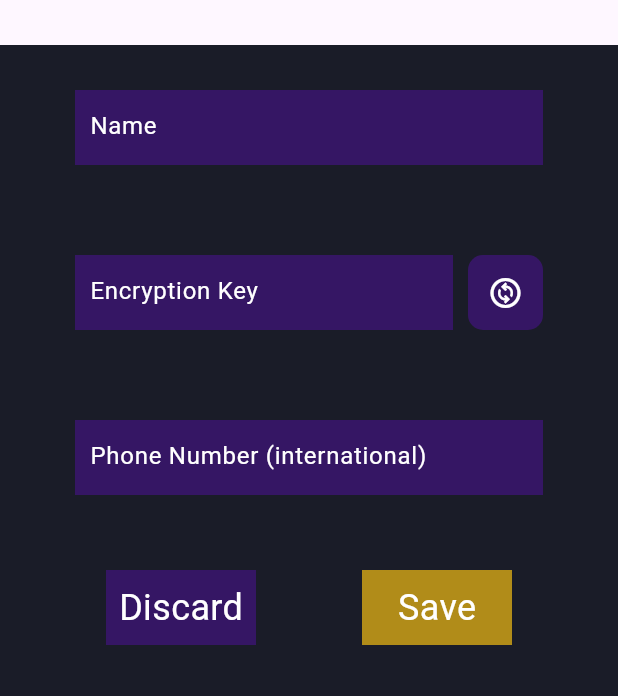
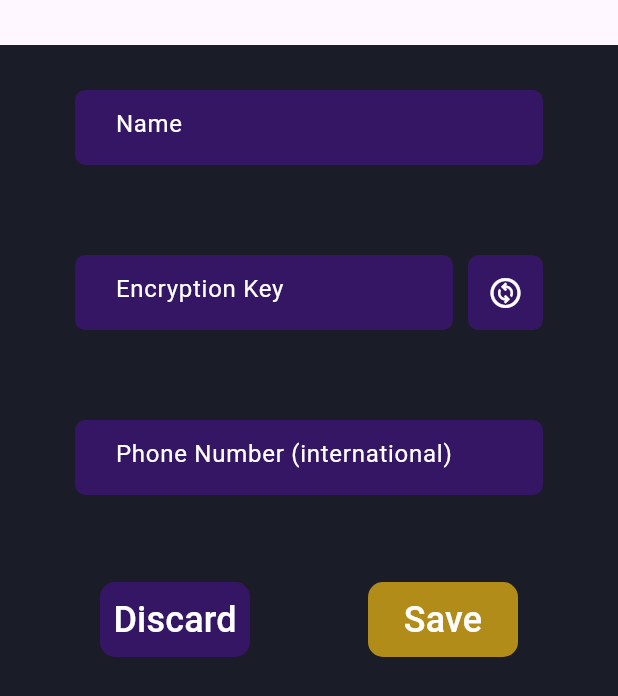
Before and after one commit to DrSolidDevil/Vidar, a Flutter app: the EditContactPage widget shown alone on an empty page, opened directly with empty values, after a tap on "Save", on a phone screen of 412 x 824 dp. Shown: the top 696 px of the screen. Run offline on Flutter 3.47's test engine with Material 3 defaults, Android fonts, the phone set to English and light mode, and no system bars; our stand-ins replace flutter_secure_storage, permission_handler, shared_preferences; missing offline and left inert: cryptography; accounts and stored records are empty; statements that could not run were skipped.

Commit message:
New buttons + rounded textfields for edit contact

```diff
--- a/lib/configuration.dart
+++ b/lib/configuration.dart
@@ -27,6 +27,7 @@ class CryptographicConfiguration {
 class ErrorHandlingConfiguration {
   static const bool reportErrorOnFailedLoad = true;
   static const bool reportErrorOnFailedSave = true;
+  static const bool reportErrorOnFailedSaveSettings = true;
 }
 
 class SizeConfiguration {
--- a/lib/pages/edit_contact.dart
+++ b/lib/pages/edit_contact.dart
@@ -9,6 +9,7 @@ import "package:vidar/utils/random_key.dart";
 import "package:vidar/utils/settings.dart";
 import "package:vidar/utils/storage.dart";
 import "package:vidar/utils/updater.dart";
+import "package:vidar/widgets/buttons.dart";
 
 class EditContactPage extends StatefulWidget {
   const EditContactPage(this.contact, this.caller, {super.key});
@@ -45,6 +46,80 @@ class _EditContactPageState extends State<EditContactPage> {
     super.dispose();
   }
 
+  void discard() {
+    switch (caller.toLowerCase()) {
+      case "chatpage":
+        clearNavigatorAndPush(context, ChatPage(contact));
+      case "contactpage":
+        clearNavigatorAndPush(context, const ContactListPage());
+      case "newcontact":
+        clearNavigatorAndPush(context, const ContactListPage());
+    }
+  }
+
+  void save() {
+    if (newName == "") {
+      newName = null;
+    }
+    if (newKey == "") {
+      newKey = null;
+    }
+    if (newPhoneNumber == "") {
+      newPhoneNumber = null;
+    }
+
+    contact.name = newName ?? contact.name;
+
+    if (Settings.allowUnencryptedMessages && newKey == "0") {
+      contact.encryptionKey = "";
+    } else {
+      contact.encryptionKey = newKey ?? contact.encryptionKey;
+    }
+
+    // Remove all non-numeric characters
+    newPhoneNumber = newPhoneNumber?.replaceAll(RegExp(r"[^\d+]"), "");
+
+    contact.phoneNumber = newPhoneNumber ?? contact.phoneNumber;
+    saveData(CommonObject.contactList, CommonObject.settings);
+
+    switch (caller.toLowerCase()) {
+      case "chatpage":
+        clearNavigatorAndPush(context, ChatPage(contact));
+      case "contactpage":
+        clearNavigatorAndPush(context, const ContactListPage());
+      case "newcontact":
+        if (isInvalidContactByParams(newName, newKey, newPhoneNumber)) {
+          // ignore: inference_failure_on_function_invocation
+          showDialog(
+            context: context,
+            builder: (final BuildContext context) {
+              return AlertDialog(
+                title: const Text("Missing details"),
+                content: const Text(
+                  "Please enter all details to create a new contact",
+                ),
+                actions: <Widget>[
+                  TextButton(
+                    onPressed: () {
+                      clearNavigatorAndPush(context, const ContactListPage());
+                    },
+                    child: const Text("OK"),
+                  ),
+                ],
+              );
+            },
+          );
+        } else {
+          CommonObject.contactList.addContactByParams(
+            newName!,
+            newKey!,
+            newPhoneNumber!,
+          );
+          clearNavigatorAndPush(context, const ContactListPage());
+        }
+    }
+  }
+
   @override
   Widget build(final BuildContext context) {
     return Container(
@@ -62,18 +137,23 @@ class _EditContactPageState extends State<EditContactPage> {
                   bottom: 30,
                 ),
                 child: Material(
-                  color: VidarColors.secondaryMetallicViolet,
+                  color: VidarColors.primaryDarkSpaceCadet,
                   child: Container(
                     height: 50,
-                    decoration: const BoxDecoration(
+                    decoration: BoxDecoration(
                       color: VidarColors.secondaryMetallicViolet,
+                      borderRadius: BorderRadius.circular(7),
+                      border: Border.all(color: Colors.transparent),
                     ),
                     padding: const EdgeInsets.only(left: 10),
                     child: TextField(
-                      decoration: const InputDecoration(
+                      decoration: InputDecoration(
                         hintText: "Name",
-                        hintStyle: TextStyle(color: Colors.white),
-                        border: InputBorder.none,
+                        hintStyle: const TextStyle(color: Colors.white),
+                        border: OutlineInputBorder(
+                          borderRadius: BorderRadius.circular(7),
+                          borderSide: BorderSide.none,
+                        ),
                       ),
                       style: const TextStyle(color: Colors.white),
                       onChanged: (final String value) {
@@ -98,11 +178,13 @@ class _EditContactPageState extends State<EditContactPage> {
                           160, // -100 for margins, -50 for button and -10 for button margin
                       height: 50,
                       child: Material(
-                        color: VidarColors.secondaryMetallicViolet,
+                        color: VidarColors.primaryDarkSpaceCadet,
                         child: Container(
                           height: 50,
-                          decoration: const BoxDecoration(
+                          decoration: BoxDecoration(
                             color: VidarColors.secondaryMetallicViolet,
+                            borderRadius: BorderRadius.circular(7),
+                            border: Border.all(color: Colors.transparent),
                           ),
                           padding: const EdgeInsets.only(left: 10),
                           child: ListenableBuilder(
@@ -120,7 +202,10 @@ class _EditContactPageState extends State<EditContactPage> {
                                       hintStyle: const TextStyle(
                                         color: Colors.white,
                                       ),
-                                      border: InputBorder.none,
+                                      border: OutlineInputBorder(
+                                        borderRadius: BorderRadius.circular(7),
+                                        borderSide: BorderSide.none,
+                                      ),
                                     ),
                                     style: const TextStyle(color: Colors.white),
                                     onChanged: (final String value) {
@@ -146,7 +231,7 @@ class _EditContactPageState extends State<EditContactPage> {
                             backgroundColor:
                                 VidarColors.secondaryMetallicViolet,
                             shape: RoundedRectangleBorder(
-                              borderRadius: BorderRadiusGeometry.circular(10),
+                              borderRadius: BorderRadiusGeometry.circular(7),
                             ),
                           ),
                           icon: const Icon(
@@ -168,18 +253,23 @@ class _EditContactPageState extends State<EditContactPage> {
                   bottom: 30,
                 ),
                 child: Material(
-                  color: VidarColors.secondaryMetallicViolet,
+                  color: VidarColors.primaryDarkSpaceCadet,
                   child: Container(
                     height: 50,
-                    decoration: const BoxDecoration(
+                    decoration: BoxDecoration(
                       color: VidarColors.secondaryMetallicViolet,
+                      borderRadius: BorderRadius.circular(7),
+                      border: Border.all(color: Colors.transparent),
                     ),
                     padding: const EdgeInsets.only(left: 10),
                     child: TextField(
-                      decoration: const InputDecoration(
+                      decoration: InputDecoration(
                         hintText: "Phone Number (international)",
-                        hintStyle: TextStyle(color: Colors.white),
-                        border: InputBorder.none,
+                        hintStyle: const TextStyle(color: Colors.white),
+                        border: OutlineInputBorder(
+                          borderRadius: BorderRadius.circular(7),
+                          borderSide: BorderSide.none,
+                        ),
                       ),
                       style: const TextStyle(color: Colors.white),
                       onChanged: (final String value) {
@@ -196,135 +286,17 @@ class _EditContactPageState extends State<EditContactPage> {
             child: Row(
               mainAxisAlignment: MainAxisAlignment.spaceEvenly,
               children: <Widget>[
-                Material(
-                  color: VidarColors.secondaryMetallicViolet,
-                  child: InkWell(
-                    child: SizedBox(
-                      width: 100,
-                      height: 50,
-                      child: Container(
-                        alignment: Alignment.center,
-                        color: VidarColors.secondaryMetallicViolet,
-                        child: const Text(
-                          "Discard",
-                          style: TextStyle(fontSize: 24, color: Colors.white),
-                        ),
-                      ),
-                    ),
-                    onTap: () {
-                      switch (caller.toLowerCase()) {
-                        case "chatpage":
-                          clearNavigatorAndPush(context, ChatPage(contact));
-                        case "contactpage":
-                          clearNavigatorAndPush(
-                            context,
-                            const ContactListPage(),
-                          );
-                        case "newcontact":
-                          clearNavigatorAndPush(
-                            context,
-                            const ContactListPage(),
-                          );
-                      }
-                    },
-                  ),
+                BasicButton(
+                  buttonText: "Discard",
+                  textColor: Colors.white,
+                  buttonColor: VidarColors.secondaryMetallicViolet,
+                  onPressed: discard,
                 ),
-
-                Material(
-                  color: VidarColors.tertiaryGold,
-                  child: InkWell(
-                    child: SizedBox(
-                      width: 100,
-                      height: 50,
-                      child: Container(
-                        alignment: Alignment.center,
-                        color: VidarColors.tertiaryGold,
-                        child: const Text(
-                          "Save",
-                          style: TextStyle(fontSize: 24, color: Colors.white),
-                        ),
-                      ),
-                    ),
-                    onTap: () {
-                      if (newName == "") {
-                        newName = null;
-                      }
-                      if (newKey == "") {
-                        newKey = null;
-                      }
-                      if (newPhoneNumber == "") {
-                        newPhoneNumber = null;
-                      }
-
-                      contact.name = newName ?? contact.name;
-
-                      if (Settings.allowUnencryptedMessages && newKey == "0") {
-                        contact.encryptionKey = "";
-                      } else {
-                        contact.encryptionKey = newKey ?? contact.encryptionKey;
-                      }
-
-                      // Remove all non-numeric characters
-                      newPhoneNumber = newPhoneNumber?.replaceAll(
-                        RegExp(r"[^\d+]"),
-                        "",
-                      );
-
-                      contact.phoneNumber =
-                          newPhoneNumber ?? contact.phoneNumber;
-                      saveData(CommonObject.contactList, CommonObject.settings);
-
-                      switch (caller.toLowerCase()) {
-                        case "chatpage":
-                          clearNavigatorAndPush(context, ChatPage(contact));
-                        case "contactpage":
-                          clearNavigatorAndPush(
-                            context,
-                            const ContactListPage(),
-                          );
-                        case "newcontact":
-                          if (isInvalidContactByParams(
-                            newName,
-                            newKey,
-                            newPhoneNumber,
-                          )) {
-                            // ignore: inference_failure_on_function_invocation
-                            showDialog(
-                              context: context,
-                              builder: (final BuildContext context) {
-                                return AlertDialog(
-                                  title: const Text("Missing details"),
-                                  content: const Text(
-                                    "Please enter all details to create a new contact",
-                                  ),
-                                  actions: <Widget>[
-                                    TextButton(
-                                      onPressed: () {
-                                        clearNavigatorAndPush(
-                                          context,
-                                          const ContactListPage(),
-                                        );
-                                      },
-                                      child: const Text("OK"),
-                                    ),
-                                  ],
-                                );
-                              },
-                            );
-                          } else {
-                            CommonObject.contactList.addContactByParams(
-                              newName!,
-                              newKey!,
-                              newPhoneNumber!,
-                            );
-                            clearNavigatorAndPush(
-                              context,
-                              const ContactListPage(),
-                            );
-                          }
-                      }
-                    },
-                  ),
+                BasicButton(
+                  buttonText: "Save",
+                  textColor: Colors.white,
+                  buttonColor: VidarColors.tertiaryGold,
+                  onPressed: save,
                 ),
               ],
             ),
--- a/lib/utils/storage.dart
+++ b/lib/utils/storage.dart
@@ -11,7 +11,7 @@ import "package:vidar/widgets/error_popup.dart";
 
 Future<void> saveData(
   final ContactList contactList,
-  final Settings settings
+  final Settings settings,
 ) async {
   try {
     debugPrint("Saving data...");
@@ -25,29 +25,29 @@ Future<void> saveData(
     }
 
     _saveKeys(contactList);
+    saveSettings(settings, sharedPreferences: prefs);
+
     await prefs.setStringList("contacts", jsonContacts);
-    await prefs.setString("settings", jsonEncode(settings.toMap()));
-    debugPrint("settings:${jsonEncode(settings.toMap())}");
 
     debugPrint("Data saved");
   } on Exception catch (error, stackTrace) {
     if (ErrorHandlingConfiguration.reportErrorOnFailedSave) {
       PopupHandler.popup = ErrorPopup(
-        title: "Failed to load data",
+        title: "Failed to save data",
         body: "$error",
         enableReturn: false,
       );
       PopupHandler.showPopup = true;
       PopupHandler.popupUpdater.update();
     }
-    debugPrint("Loading data failed: $error");
+    debugPrint("Saving data failed: $error");
     debugPrint("Stacktrace:\n$stackTrace");
   }
 }
 
 Future<void> loadData(
   final ContactList contactList,
-  final Settings settings
+  final Settings settings,
 ) async {
   try {
     debugPrint("Loading data...");
@@ -92,13 +92,46 @@ Future<void> loadData(
   }
 }
 
+/// Only saves settings, to save settings and contacts use [saveData]
+Future<void> saveSettings(
+  final Settings settings, {
+  final SharedPreferences? sharedPreferences,
+}) async {
+  try {
+    final SharedPreferences prefs =
+        sharedPreferences ?? await SharedPreferences.getInstance();
+    await prefs.setString("settings", jsonEncode(settings.toMap()));
+    debugPrint("settings:${jsonEncode(settings.toMap())}");
+  } on Exception catch (error, stackTrace) {
+    if (ErrorHandlingConfiguration.reportErrorOnFailedSaveSettings) {
+      PopupHandler.popup = ErrorPopup(
+        title: "Failed to save settings",
+        body: "$error",
+        enableReturn: false,
+      );
+      PopupHandler.showPopup = true;
+      PopupHandler.popupUpdater.update();
+    }
+    debugPrint("Saving settings failed: $error");
+    debugPrint("Stacktrace:\n$stackTrace");
+  }
+}
+
 Future<void> _loadKeys(final ContactList contactList) async {
-  final Map<String, String> allEncryptionKeys = await const FlutterSecureStorage().readAll();
+  final Map<String, String> allEncryptionKeys =
+      await const FlutterSecureStorage().readAll();
   debugPrint("Loading keys...");
-  for (final MapEntry<String, String> encryptionKey in allEncryptionKeys.entries) {
-    final bool success = contactList.modifyContactByName(encryptionKey.key, ContactListChangeType.encryptionKey, encryptionKey.value);
+  for (final MapEntry<String, String> encryptionKey
+      in allEncryptionKeys.entries) {
+    final bool success = contactList.modifyContactByName(
+      encryptionKey.key,
+      ContactListChangeType.encryptionKey,
+      encryptionKey.value,
+    );
     if (!success) {
-      debugPrint('Failed to modify contact with name "${encryptionKey.key}" to have key "${encryptionKey.value}"');
+      debugPrint(
+        'Failed to modify contact with name "${encryptionKey.key}" to have key "${encryptionKey.value}"',
+      );
     }
   }
   debugPrint("Keys loaded");
--- /dev/null
+++ b/lib/widgets/buttons.dart
@@ -0,0 +1,74 @@
+import "package:flutter/material.dart";
+
+class BasicButton extends StatefulWidget {
+  const BasicButton({
+    required this.buttonText,
+    required this.textColor,
+    required this.buttonColor,
+    required this.onPressed,
+    super.key,
+  });
+  final Color textColor;
+  final Color buttonColor;
+  final String buttonText;
+  final Function onPressed;
+
+  @override
+  _BasicButtonState createState() => _BasicButtonState();
+}
+
+class _BasicButtonState extends State<BasicButton> {
+  _BasicButtonState();
+
+  late final Color textColor;
+  late final Color buttonColor;
+  late final String buttonText;
+  late final Function onPressed;
+  @override
+  void initState() {
+    super.initState();
+    textColor = widget.textColor;
+    buttonColor = widget.buttonColor;
+    buttonText = widget.buttonText;
+    onPressed = widget.onPressed;
+  }
+
+  @override
+  Widget build(final BuildContext context) {
+    return TextButton(
+      onPressed: () => onPressed(),
+      child: Container(
+        width: 100,
+        height: 50,
+        alignment: Alignment.center,
+        decoration: BoxDecoration(
+          borderRadius: BorderRadius.circular(10),
+          color: buttonColor,
+        ),
+        child: Text(
+          buttonText,
+          style: TextStyle(fontSize: 24, color: textColor),
+        ),
+      ),
+    );
+
+    /*Material(
+      color: buttonColor,
+      child: InkWell(
+        child: SizedBox(
+          width: 100,
+          height: 50,
+          child: Container(
+            alignment: Alignment.center,
+            color: buttonColor,
+            child: Text(
+              buttonText,
+              style: TextStyle(fontSize: 24, color: textColor),
+            ),
+          ),
+        ),
+        onTap: () => onTap(),
+      ),
+    );*/
+  }
+}
```
Also changed, not shown: lib/pages/settings_page.dart (+34 -60 lines).
